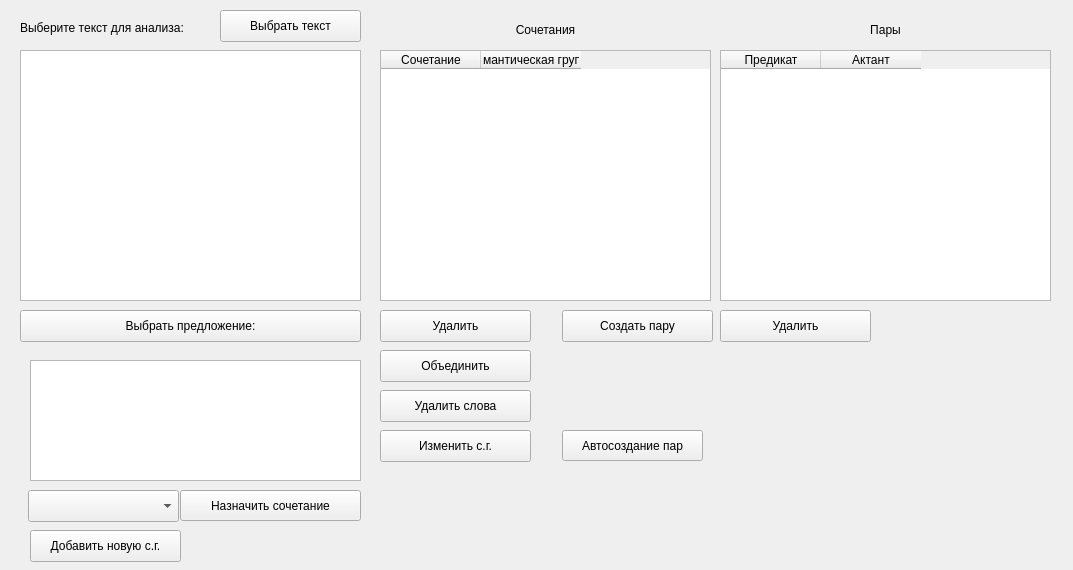
Before: the Qt Designer form uis/analysis.ui in Holodome/ling, drawn with Qt 5.
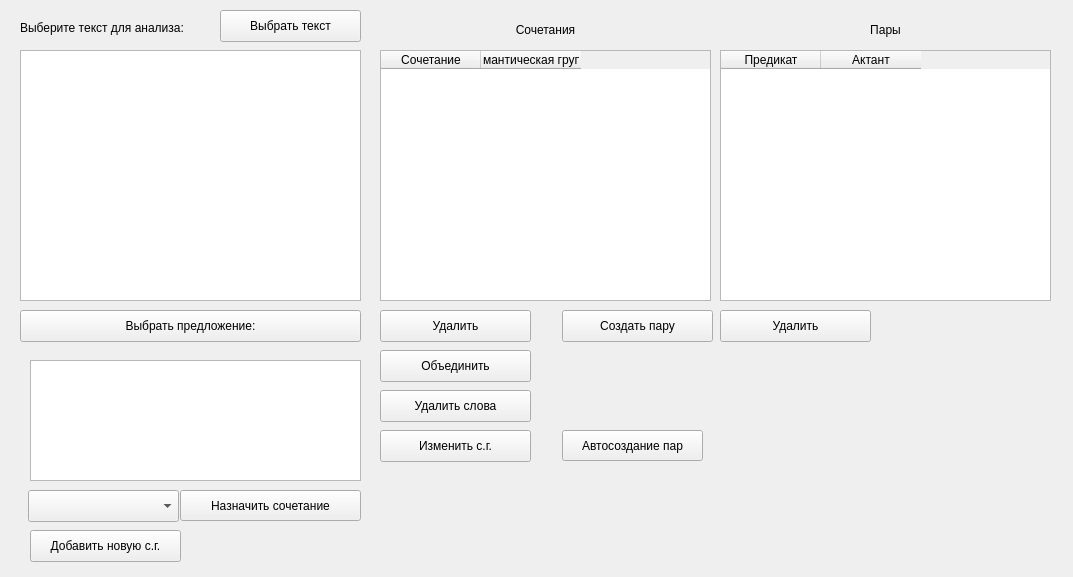
After: the same form once the commit is applied.

Commit message: navigation widget skeleton

Diff of the .ui file:
```diff
--- a/uis/analysis.ui
+++ b/uis/analysis.ui
@@ -7,7 +7,7 @@
     <x>0</x>
     <y>0</y>
     <width>1073</width>
-    <height>570</height>
+    <height>577</height>
    </rect>
   </property>
   <property name="sizePolicy">
```
The commit also changes 4 other files.
